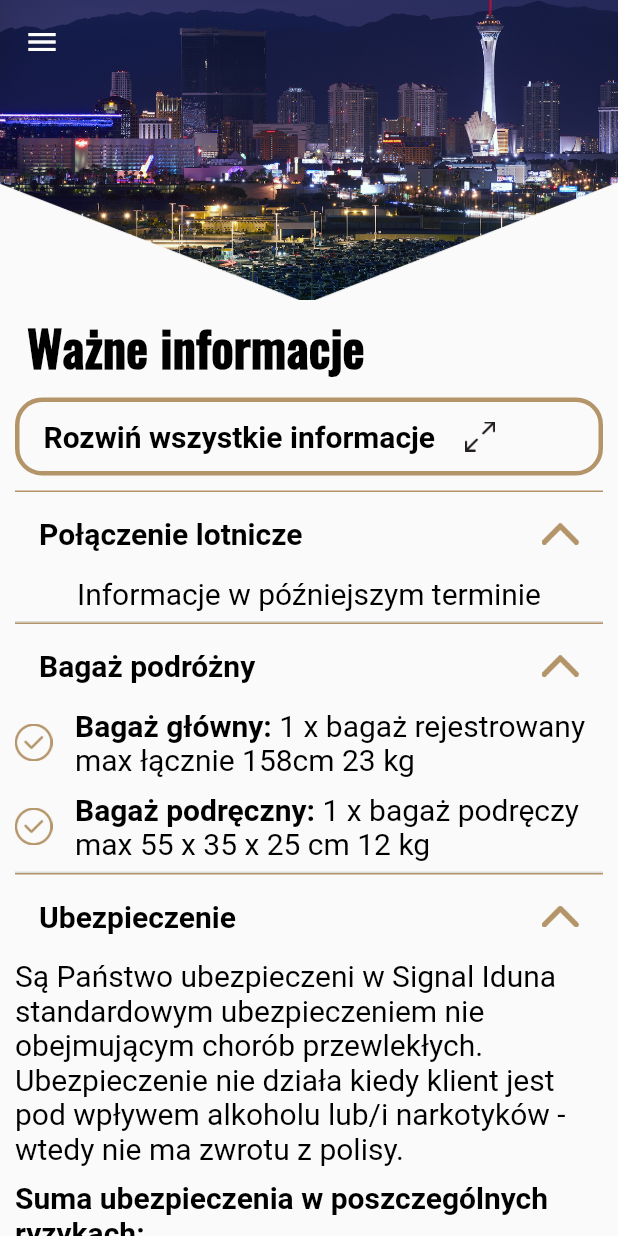
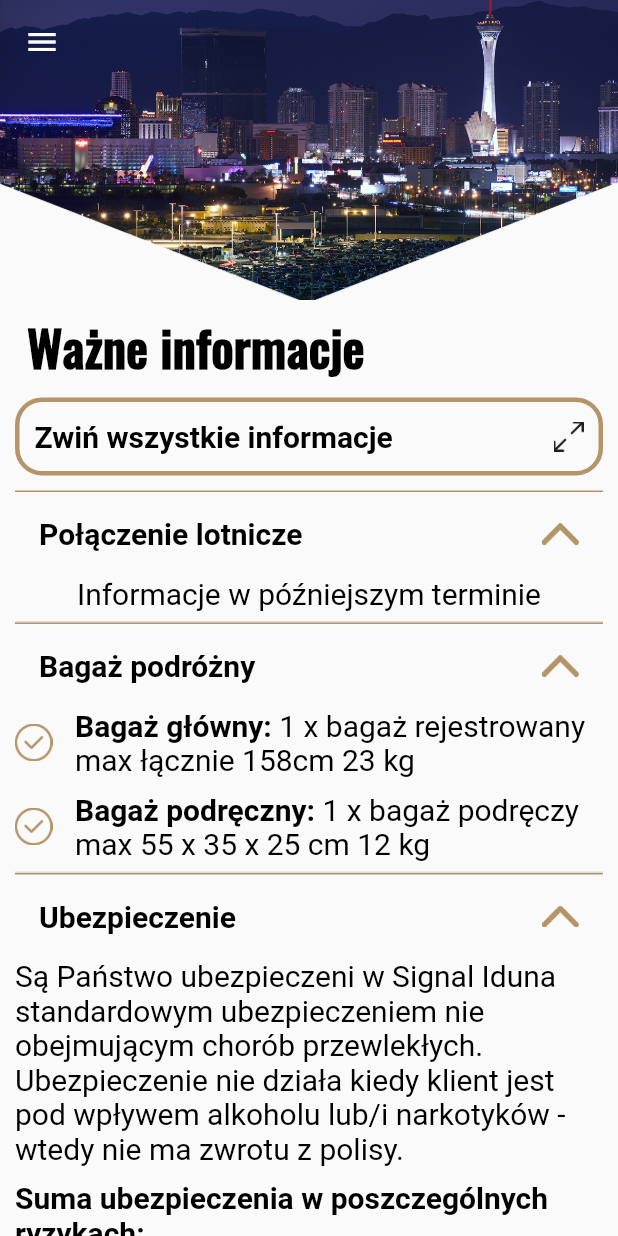
Before and after one commit to mateusz-grzegorzek/4B-mobile-app, a Flutter app: the ImportantInfoPage screen opened by its route, after a tap on "Rozwiń wszystkie informacje", on a phone screen of 412 x 824 dp. Run offline on Flutter 3.47's test engine with Material 2 defaults, Android fonts, the phone set to English and light mode, and no system bars; our stand-ins replace firebase_database, shared_preferences; accounts and stored records are empty; generated files the repository leaves out were written again.

Commit message:
Fix for "Agenda and Schedule "Rozwiń wszystkie informacje" issue"

```diff
--- a/lib/pages/trips/important_info/important_info_page.dart
+++ b/lib/pages/trips/important_info/important_info_page.dart
@@ -1,9 +1,9 @@
 import 'package:business_mobile_app/pages/trips/important_info/important_info.dart';
-import 'package:business_mobile_app/pages/trips/schedule/schedule_page.dart';
 import 'package:business_mobile_app/pages/trips/trips_page.dart';
 import 'package:business_mobile_app/utils/expansion_tile.dart';
 import 'package:business_mobile_app/utils/fonts.dart';
 import 'package:business_mobile_app/utils/print.dart';
+import 'package:business_mobile_app/utils/widgets/expand_all_tiles.dart';
 import 'package:flutter/gestures.dart';
 import 'package:flutter/material.dart';
 import 'package:url_launcher/url_launcher.dart';
@@ -360,7 +360,7 @@ class _ImportantInfoPageState extends State<ImportantInfoPage> {
         children: <Widget>[
           fPrintHeadingText(" Ważne informacje"),
           Padding(padding: EdgeInsets.all(5)),
-          fBuildExpandAllTiles(mExpansionTileList),
+          ExpandAllTilesWidget(mExpansionTileList),
           Padding(padding: EdgeInsets.all(5)),
           fBuildInfoTiles()
         ],
--- a/lib/pages/trips/schedule/schedule_page.dart
+++ b/lib/pages/trips/schedule/schedule_page.dart
@@ -4,39 +4,10 @@ import 'package:business_mobile_app/pages/trips/schedule/event_info.dart';
 import 'package:business_mobile_app/pages/trips/trips_page.dart';
 import 'package:business_mobile_app/utils/expansion_tile.dart';
 import 'package:business_mobile_app/utils/firebase_data.dart';
-import 'package:business_mobile_app/utils/fonts.dart';
 import 'package:business_mobile_app/utils/print.dart';
+import 'package:business_mobile_app/utils/widgets/expand_all_tiles.dart';
 import 'package:flutter/material.dart';
 import 'package:business_mobile_app/utils/widgets/silver_page_content.dart';
-
-Widget fBuildExpandAllTiles(
-    List<GlobalKey<AppExpansionTileState>> aExpansionTileList) {
-  return GestureDetector(
-    onTap: () {
-      aExpansionTileList.forEach((expansionTile) {
-        expansionTile.currentState.expand();
-      });
-    },
-    child: Container(
-        height: 52,
-        decoration: BoxDecoration(
-          border: Border.all(
-            color: gBrownColor,
-            width: 3,
-          ),
-          borderRadius: BorderRadius.circular(18.0),
-        ),
-        child: Row(children: <Widget>[
-          Padding(padding: EdgeInsets.all(5)),
-          Padding(
-              padding: const EdgeInsets.only(left: 6.0),
-              child: fPrintBoldText("Rozwiń wszystkie informacje")),
-          Padding(padding: EdgeInsets.all(10)),
-          Image(
-              image: AssetImage("assets/images/expand_arrows.png"), height: 20)
-        ])),
-  );
-}
 
 class SchedulePage extends StatefulWidget {
   static const String Id = "SchedulePage";
@@ -131,7 +102,7 @@ class _SchedulePageState extends State<SchedulePage>
         children: <Widget>[
           fPrintHeadingText("Agenda wyjazdu"),
           Padding(padding: EdgeInsets.all(5)),
-          fBuildExpandAllTiles(mExpansionTileList),
+          ExpandAllTilesWidget(mExpansionTileList),
           Padding(padding: EdgeInsets.all(5)),
           fBuildDayTiles()
         ],
--- /dev/null
+++ b/lib/utils/widgets/expand_all_tiles.dart
@@ -0,0 +1,63 @@
+import 'package:business_mobile_app/utils/expansion_tile.dart';
+import 'package:business_mobile_app/utils/fonts.dart';
+import 'package:business_mobile_app/utils/print.dart';
+import 'package:flutter/material.dart';
+
+class ExpandAllTilesWidget extends StatefulWidget {
+  ExpandAllTilesWidget(this.mExpansionTileList);
+
+  final List<GlobalKey<AppExpansionTileState>> mExpansionTileList;
+
+  @override
+  _ExpandAllTilesWidgetState createState() => _ExpandAllTilesWidgetState();
+}
+
+class _ExpandAllTilesWidgetState extends State<ExpandAllTilesWidget> {
+  bool mExpanded = false;
+  var mText = "Rozwiń wszystkie informacje";
+
+  @override
+  Widget build(BuildContext aContext) {
+    return GestureDetector(
+      onTap: () {
+        widget.mExpansionTileList.forEach((expansionTile) {
+          if (mExpanded) {
+            expansionTile.currentState.collapse();
+          } else {
+            expansionTile.currentState.expand();
+          }
+        });
+        if (mExpanded) {
+          mExpanded = false;
+          setState(() {
+            mText = "Rozwiń wszystkie informacje";
+          });
+        } else {
+          mExpanded = true;
+          setState(() {
+            mText = "Zwiń wszystkie informacje";
+          });
+        }
+      },
+      child: Container(
+          height: 52,
+          decoration: BoxDecoration(
+            border: Border.all(
+              color: gBrownColor,
+              width: 3,
+            ),
+            borderRadius: BorderRadius.circular(18.0),
+          ),
+          child: Row(children: <Widget>[
+            Padding(padding: EdgeInsets.only(left: 10)),
+            fPrintBoldText(mText),
+            Padding(padding: EdgeInsets.only(left: 5)),
+            Spacer(),
+            Image(
+                image: AssetImage("assets/images/expand_arrows.png"),
+                height: 20),
+            Padding(padding: EdgeInsets.only(left: 10)),
+          ])),
+    );
+  }
+}
```
